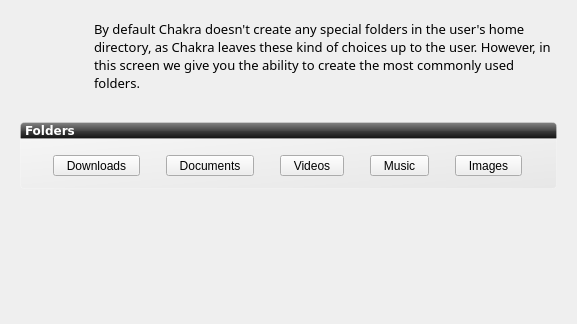
Above: ui/ui_scrFolder.ui from rshipp/kapudan before the change; both pictures show x 0 to 577 and y 0 to 324 of the 577 by 505 pixel window. Below: the same form after it.
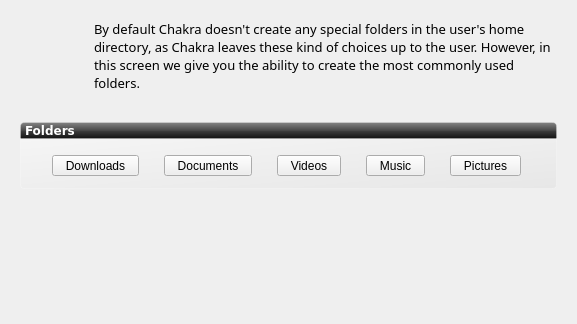
That is the form after the change. Icons and pictures are not drawn.

Commit message: Refactoring scrFolder, replaced Images folder with Pictures to match default KDE config.

```diff
--- a/ui/ui_scrFolder.ui
+++ b/ui/ui_scrFolder.ui
@@ -42,7 +42,7 @@
         </font>
        </property>
        <property name="autoFillBackground">
-        <bool>true</bool>
+        <bool>false</bool>
        </property>
        <property name="styleSheet">
         <string notr="true">#groupBoxFolders{
@@ -163,7 +163,7 @@
           <item>
            <widget class="QToolButton" name="imageFolderButton">
             <property name="text">
-             <string>  Images  </string>
+             <string>  Pictures  </string>
             </property>
             <property name="icon">
              <iconset theme="folder-image">
```
Left out of the diff: 2 changed lines with no effect on the pictures. The commit also changes 2 other files.
